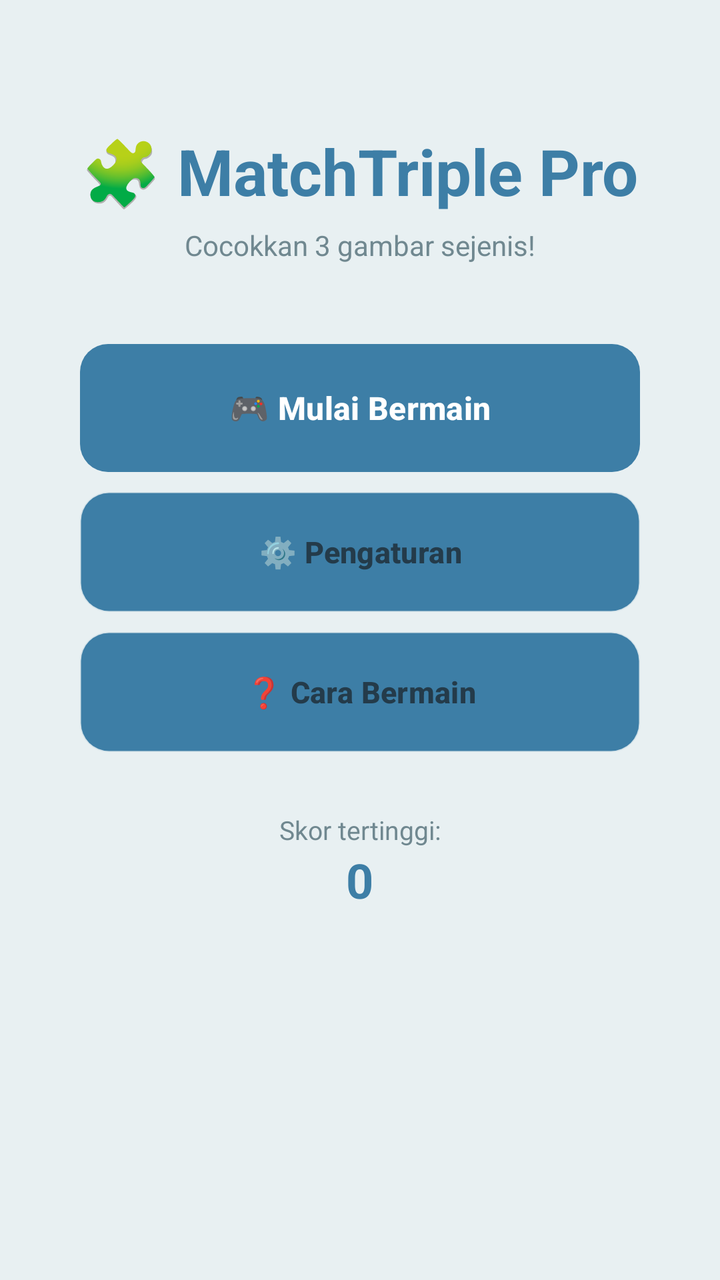
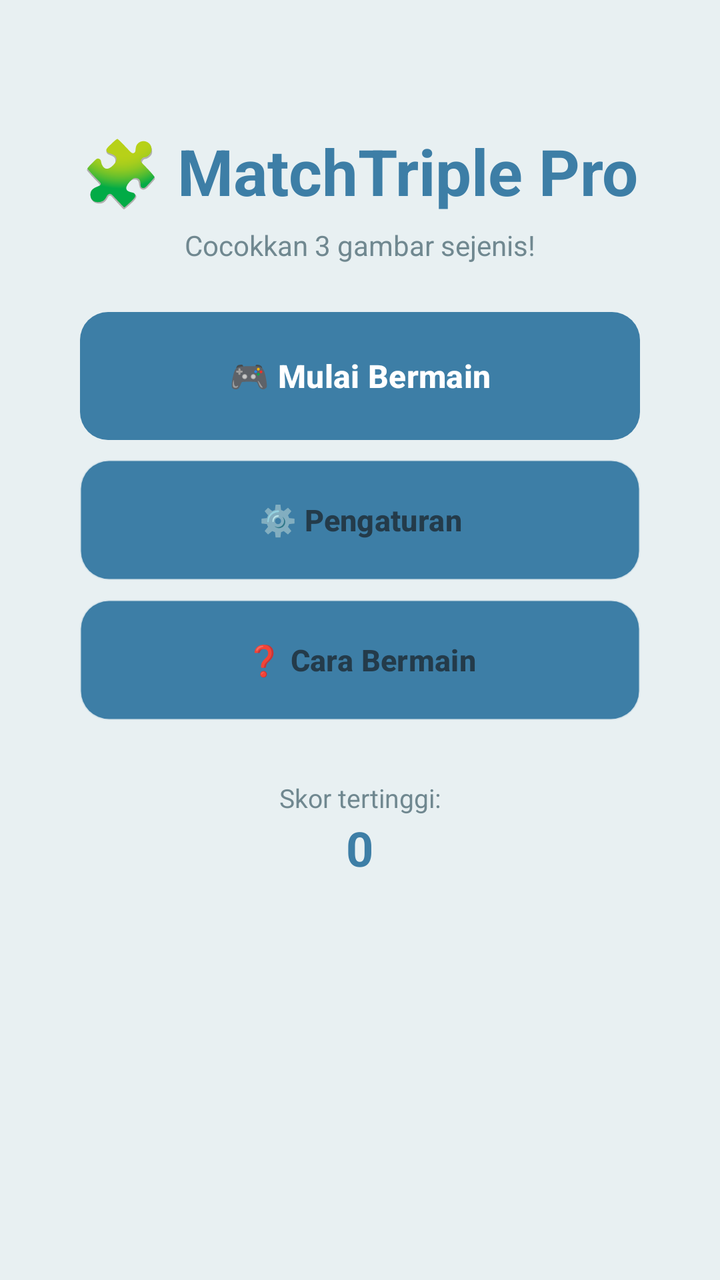

The first picture is an Android layout as it rendered before a commit; the second is the same layout after the commit. The layout source and the unified diff follow.
<!-- AndroidManifest.xml: application theme Theme.MatchTriplePro -->
<!-- res/layout/activity_main.xml -->
<?xml version="1.0" encoding="utf-8"?>
<LinearLayout xmlns:android="http://schemas.android.com/apk/res/android"
    android:layout_width="match_parent"
    android:layout_height="match_parent"
    android:orientation="vertical"
    android:background="@color/bg"
    android:gravity="center_horizontal"
    android:padding="24dp">

    <TextView
        android:layout_width="wrap_content"
        android:layout_height="wrap_content"
        android:text="🧩 MatchTriple Pro"
        android:textColor="@color/primary"
        android:textSize="32sp"
        android:textStyle="bold"
        android:layout_marginTop="40dp"/>

    <TextView
        android:layout_width="wrap_content"
        android:layout_height="wrap_content"
        android:text="@string/tagline"
        android:textColor="@color/text_soft"
        android:layout_marginTop="6dp"
        android:layout_marginBottom="40dp"/>

    <Button
        android:id="@+id/btnStart"
        android:layout_width="match_parent"
        android:layout_height="64dp"
        android:layout_marginHorizontal="16dp"
        android:layout_marginBottom="10dp"
        android:background="@drawable/bg_button_primary"
        android:text="@string/start_play"
        android:textColor="#FFFFFF"
        android:textSize="16sp"
        android:textStyle="bold"
        android:stateListAnimator="@null"/>

    <Button
        android:id="@+id/btnSettings"
        android:layout_width="match_parent"
        android:layout_height="60dp"
        android:layout_marginHorizontal="16dp"
        android:layout_marginBottom="10dp"
        android:background="@drawable/bg_button_secondary"
        android:text="@string/settings"
        android:textColor="@color/text"
        android:textSize="15sp"
        android:textStyle="bold"
        android:stateListAnimator="@null"/>

    <Button
        android:id="@+id/btnHelp"
        android:layout_width="match_parent"
        android:layout_height="60dp"
        android:layout_marginHorizontal="16dp"
        android:background="@drawable/bg_button_secondary"
        android:text="@string/how_to_play"
        android:textColor="@color/text"
        android:textSize="15sp"
        android:textStyle="bold"
        android:stateListAnimator="@null"/>

    <TextView
        android:layout_width="wrap_content"
        android:layout_height="wrap_content"
        android:layout_marginTop="30dp"
        android:textColor="@color/text_soft"
        android:textSize="13sp"
        android:text="@string/hi_score"/>

    <TextView
        android:id="@+id/hiScoreMain"
        android:layout_width="wrap_content"
        android:layout_height="wrap_content"
        android:text="0"
        android:textColor="@color/primary"
        android:textSize="24sp"
        android:textStyle="bold"/>
</LinearLayout>
<!-- resources referenced by this layout -->
<resources>
  <color name="bg">#E8F0F2</color>
  <color name="primary">#3D7EA6</color>
  <color name="text">#243B4A</color>
  <color name="text_soft">#708890</color>
  <!-- drawable bg_button_primary (drawable) -->
  <?xml version="1.0" encoding="utf-8"?>
  <shape xmlns:android="http://schemas.android.com/apk/res/android" android:shape="rectangle">
      <solid android:color="@color/primary"/>
      <corners android:radius="14dp"/>
  </shape>
  <!-- drawable bg_button_secondary (drawable) -->
  <?xml version="1.0" encoding="utf-8"?>
  <shape xmlns:android="http://schemas.android.com/apk/res/android" android:shape="rectangle">
      <solid android:color="@color/panel"/>
      <corners android:radius="14dp"/>
      <stroke android:width="1dp" android:color="#22000000"/>
  </shape>
  <string name="hi_score">Skor tertinggi:</string>
  <string name="how_to_play">❓ Cara Bermain</string>
  <string name="settings">⚙️ Pengaturan</string>
  <string name="start_play">🎮 Mulai Bermain</string>
  <string name="tagline">Cocokkan 3 gambar sejenis!</string>
  <style name="Theme.MatchTriplePro" parent="Theme.Material3.Light.NoActionBar">
          <item name="android:statusBarColor">@color/bg</item>
          <item name="android:windowLightStatusBar">true</item>
          <item name="android:navigationBarColor">@color/bg</item>
          <item name="android:windowBackground">@color/bg</item>
          <item name="colorPrimary">@color/primary</item>
          <item name="colorOnPrimary">#FFFFFF</item>
      </style>
  <color name="panel">#FFFFFF</color>
</resources>

<!-- the commit's change to res/layout/activity_main.xml (unified diff, before → after) -->
@@ -22,7 +22,21 @@
         android:text="@string/tagline"
         android:textColor="@color/text_soft"
         android:layout_marginTop="6dp"
-        android:layout_marginBottom="40dp"/>
+        android:layout_marginBottom="24dp"/>
+
+    <Button
+        android:id="@+id/btnResume"
+        android:layout_width="match_parent"
+        android:layout_height="64dp"
+        android:layout_marginHorizontal="16dp"
+        android:layout_marginBottom="10dp"
+        android:background="@drawable/bg_button_primary"
+        android:text="▶️ Lanjutkan Permainan"
+        android:textColor="#FFFFFF"
+        android:textSize="16sp"
+        android:textStyle="bold"
+        android:visibility="gone"
+        android:stateListAnimator="@null"/>
 
     <Button
         android:id="@+id/btnStart"
